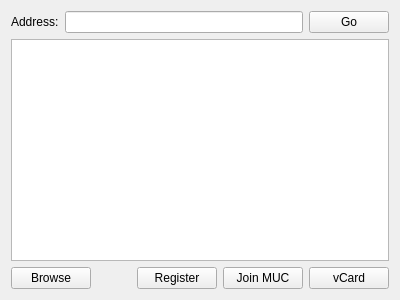
Qt form ui/servicediscoverywidget.ui (WST/acid-pc) before a commit.
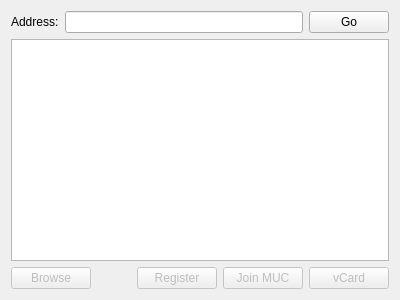
The same form after that commit. Icons and pictures are not drawn.

Diff of the .ui file:
```diff
--- a/ui/servicediscoverywidget.ui
+++ b/ui/servicediscoverywidget.ui
@@ -46,6 +46,9 @@
     <layout class="QHBoxLayout" name="horizontalLayout_2">
      <item>
       <widget class="QPushButton" name="browse_button">
+       <property name="enabled">
+        <bool>false</bool>
+       </property>
        <property name="toolTip">
         <string>Browse the selected item</string>
        </property>
@@ -73,6 +76,9 @@
      </item>
      <item>
       <widget class="QPushButton" name="register_button">
+       <property name="enabled">
+        <bool>false</bool>
+       </property>
        <property name="toolTip">
         <string>Register within the selected item</string>
        </property>
@@ -87,6 +93,9 @@
      </item>
      <item>
       <widget class="QPushButton" name="join_button">
+       <property name="enabled">
+        <bool>false</bool>
+       </property>
        <property name="toolTip">
         <string>Join the selected item</string>
        </property>
@@ -101,6 +110,9 @@
      </item>
      <item>
       <widget class="QPushButton" name="vcard_button">
+       <property name="enabled">
+        <bool>false</bool>
+       </property>
        <property name="toolTip">
         <string>See the selected item's vCard</string>
        </property>
```
